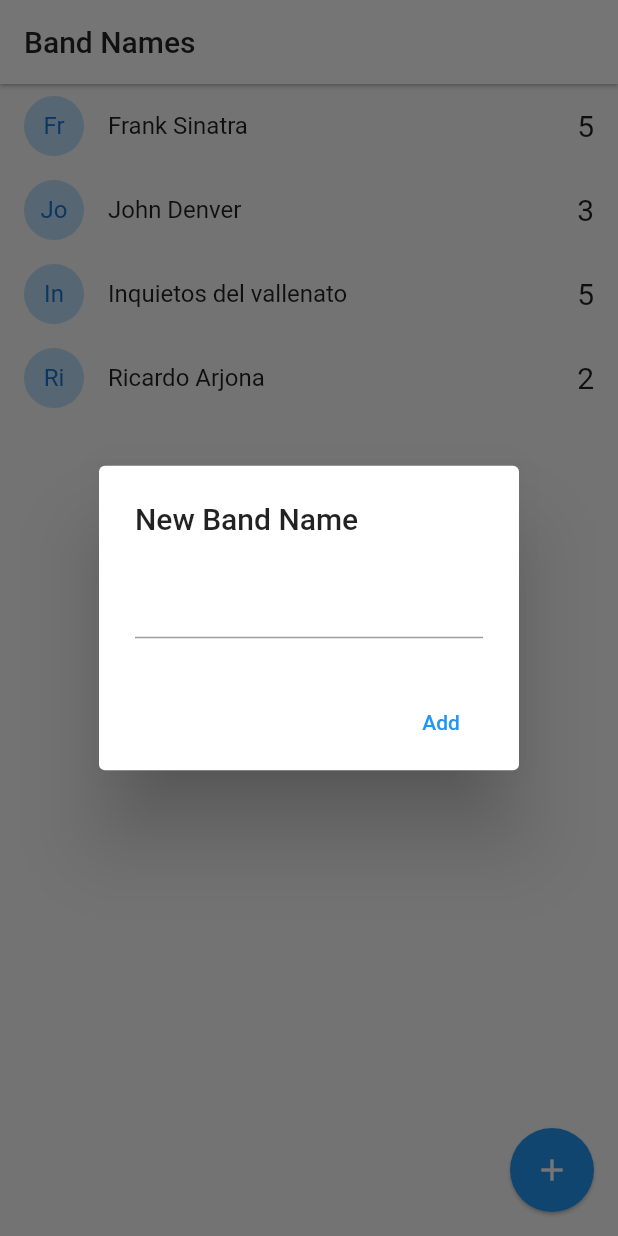
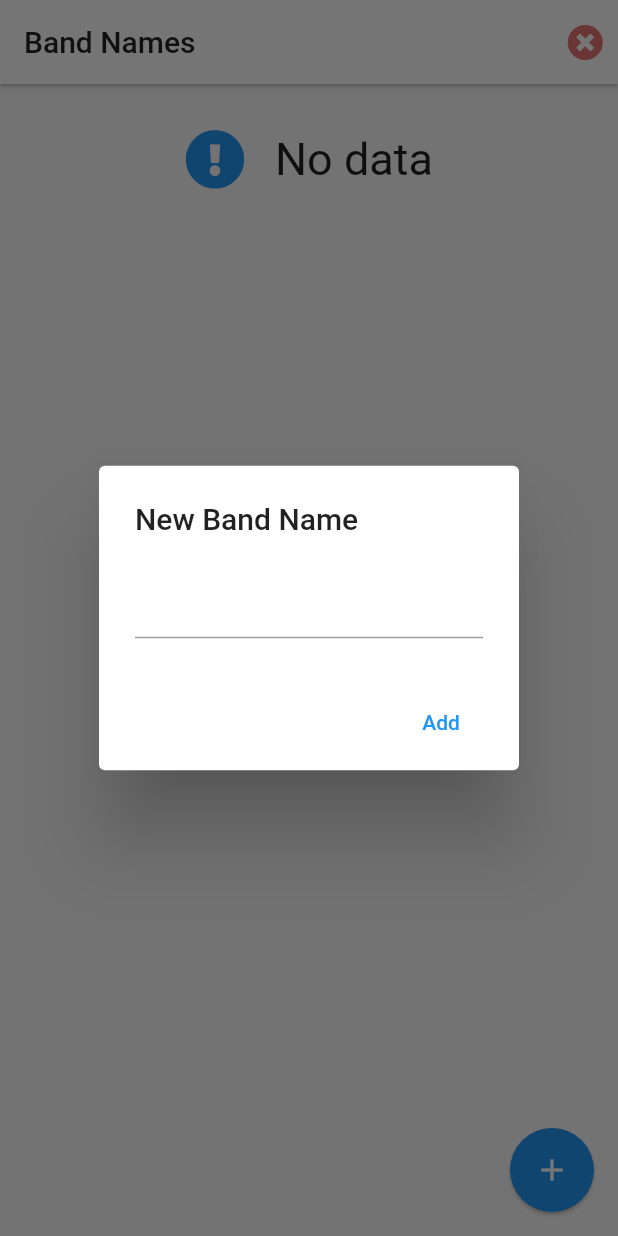
Before and after one commit to KmZSirio/flutter-band-names, a Flutter app: the screen it shows after launch, after a tap on the "add" icon, on a phone screen of 412 x 824 dp. Run offline on Flutter 3.47's test engine with Material 2 defaults, Android fonts, the phone set to English and light mode, and no system bars; our stand-ins replace font_awesome_flutter, pie_chart, socket_io_client; network calls fail.

Commit message:
App terminada

```diff
--- a/lib/main.dart
+++ b/lib/main.dart
@@ -1,18 +1,27 @@
 import 'package:band_names/src/pages/home_page.dart';
+import 'package:band_names/src/pages/status_page.dart';
+import 'package:band_names/src/services/socket_service.dart';
 import 'package:flutter/material.dart';
+import 'package:provider/provider.dart';
 
 void main() => runApp(MyApp());
 
 class MyApp extends StatelessWidget {
   @override
   Widget build(BuildContext context) {
-    return MaterialApp(
-      title: 'Band Names',
-      debugShowCheckedModeBanner: false,
-      initialRoute: "home",
-      routes: {
-        "home" : (_) => HomePage()
-      },
+    return MultiProvider(
+      providers: [
+        ChangeNotifierProvider(create: (context) => SocketService())
+      ],
+      child: MaterialApp(
+        title: 'Band Names',
+        debugShowCheckedModeBanner: false,
+        initialRoute: "home",
+        routes: {
+          "home" : (_) => HomePage(),
+          "status" : (_) => StatusPage(),
+        },
+      ),
     );
   }
 }
--- a/lib/src/models/band.dart
+++ b/lib/src/models/band.dart
@@ -15,9 +15,9 @@ class Band {
   //Crear objetos a partir del map recibido del backend
   factory Band.fromMap( Map<String, dynamic> obj)
     => Band(
-      id: obj["id"],
-      name: obj["name"],
-      votes: obj["votes"],
+      id:    obj.containsKey("id")    ? obj["id"]    : "no-id",
+      name:  obj.containsKey("name")  ? obj["name"]  : "no-name",
+      votes: obj.containsKey("votes") ? obj["votes"] : "no-votes",
     );
 
 }
--- a/lib/src/pages/home_page.dart
+++ b/lib/src/pages/home_page.dart
@@ -2,10 +2,13 @@ import 'dart:io';
 
 import 'package:flutter/cupertino.dart';
 import 'package:flutter/material.dart';
+import 'package:pie_chart/pie_chart.dart';
 
+import 'package:provider/provider.dart';
 import 'package:font_awesome_flutter/font_awesome_flutter.dart';
 
 import 'package:band_names/src/models/band.dart';
+import 'package:band_names/src/services/socket_service.dart';
 
 class HomePage extends StatefulWidget {
 
@@ -15,24 +18,65 @@ class HomePage extends StatefulWidget {
 
 class _HomePageState extends State<HomePage> {
 
-  List<Band> bands = [
-    Band(id: "1", name: "Frank Sinatra", votes: 5),
-    Band(id: "2", name: "John Denver", votes: 3),
-    Band(id: "3", name: "Inquietos del vallenato", votes: 5),
-    Band(id: "4", name: "Ricardo Arjona", votes: 2),
-  ];
+  List<Band> bands = [];
+
+  @override
+  void initState() {
+    final socketService = Provider.of<SocketService>(context, listen: false);
+
+    socketService.socket.on( "active-bands", _handleActiveBands );
+
+    super.initState();
+  }
+
+  _handleActiveBands(dynamic payload) {
+
+    this.bands = ( payload as List )
+      .map( (band) => Band.fromMap(band) )
+      .toList();
+
+    setState(() {});
+  }
+
+  // En caso de necesitar destruir esta page, off para dejar de escuchar active-bands
+  // @override
+  // void dispose() {
+  //   final socketService = Provider.of<SocketService>(context, listen: false);
+  //   socketService.socket.off("active-bands");
+  //   super.dispose();
+  // }
 
   @override
   Widget build(BuildContext context) {
+
+    final socketService = Provider.of<SocketService>(context);
+
     return Scaffold(
       appBar: AppBar(
         title: Text("Band Names", style: TextStyle(color: Colors.black87)),
         backgroundColor: Colors.white,
         elevation: 1,
+        actions: [
+          Container(
+            margin: EdgeInsets.only(right: 10),
+            child: ( socketService.serverStatus == ServerStatus.Online )
+              ? Icon( FontAwesomeIcons.solidCheckCircle, color: Colors.green[300] )
+              : Icon( FontAwesomeIcons.solidTimesCircle, color: Colors.red[300] ),
+          )
+        ],
       ),
-      body: ListView.builder(
-        itemCount: bands.length,
-        itemBuilder: (context, i) => _bandTile(bands[i])
+      body: Column(
+        children: [
+
+          _showGraph(),
+
+          Expanded(
+            child: ListView.builder(
+              itemCount: bands.length,
+              itemBuilder: (context, i) => _bandTile(bands[i])
+            ),
+          )
+        ],
       ),
       floatingActionButton: FloatingActionButton(
         child: Icon(Icons.add),
@@ -45,12 +89,13 @@ class _HomePageState extends State<HomePage> {
   }
 
   Widget _bandTile(Band band) {
+
+    final socketService = Provider.of<SocketService>(context, listen: false);
+
     return Dismissible(
       key: Key(band.id),
       direction: DismissDirection.startToEnd,
-      onDismissed: (direction) {
-        // TODO: Llamar el borrado en el sv
-      },
+      onDismissed: (_) => socketService.socket.emit( "delete-band", { "id": band.id } ),
       background: Container(
         color: Colors.red[400],
         padding: EdgeInsets.only(left: 10),
@@ -70,7 +115,7 @@ class _HomePageState extends State<HomePage> {
         ),
         title: Text(band.name),
         trailing: Text("${band.votes}", style: TextStyle(fontSize: 20)),
-        onTap: (){},
+        onTap: () => socketService.socket.emit( "vote-band", {"id": band.id} ),
       ),
     );
   }
@@ -82,7 +127,7 @@ class _HomePageState extends State<HomePage> {
     if (Platform.isAndroid){
       return showDialog(
         context: context,
-        builder: (context) {
+        builder: (_) {
           return AlertDialog(
             title: Text("New Band Name"),
             content: TextField(
@@ -132,12 +177,80 @@ class _HomePageState extends State<HomePage> {
 
   void addBandToList( String name ) {
     if ( name.length > 1 ) {
-      this.bands.add( new Band(id: DateTime.now().toString(), name: name, votes: 0 ) );
-      setState(() {});
-    } else {
 
+      final socketService = Provider.of<SocketService>(context, listen: false);
+      socketService.socket.emit( "add-band", { "name": name } );
     }
 
     Navigator.pop(context);
   }
+
+  Widget _showGraph() {
+
+    Map<String, double> dataMap = {};
+    bands.forEach((band) {
+      dataMap.putIfAbsent( band.name, () => band.votes.toDouble() );
+    });
+
+    final List<Color> colorList = [
+      Colors.blue[300],
+      Colors.green[300],
+      Colors.yellow[300],
+      Colors.red[300],
+      Colors.orange[300],
+      Colors.black26,
+      Colors.blueGrey[300],
+      Colors.pink[300],
+    ];
+
+    if ( dataMap.isNotEmpty ) {
+      return Container(
+        width: double.infinity,
+        height: 250,
+        child: PieChart(
+          dataMap: dataMap,
+          animationDuration: Duration(milliseconds: 800),
+          chartLegendSpacing: 64,
+          chartRadius: MediaQuery.of(context).size.width / 3,
+          colorList: colorList,
+          initialAngleInDegree: 0,
+          chartType: ChartType.ring,
+          ringStrokeWidth: 10,
+          centerText: "",
+          legendOptions: LegendOptions(
+            showLegendsInRow: false,
+            legendPosition: LegendPosition.right,
+            showLegends: true,
+            legendShape: BoxShape.circle,
+            legendTextStyle: TextStyle(
+              fontWeight: FontWeight.bold,
+            ),
+          ),
+          chartValuesOptions: ChartValuesOptions(
+            showChartValueBackground: false,
+            decimalPlaces: 0,
+            showChartValues: true,
+            showChartValuesInPercentage: true,
+            showChartValuesOutside: true,
+          ),
+        ),
+      );
+    } else {
+      return Padding(
+        padding: EdgeInsets.all(30),
+        child: Row(
+          children: [
+            Icon( FontAwesomeIcons.exclamationCircle , color: Colors.blue, size: 40 ),
+            SizedBox(width: 20),
+            Text("No data", style: TextStyle(fontSize: 30, fontWeight: FontWeight.w400))
+          ],
+          mainAxisAlignment: MainAxisAlignment.center,
+          crossAxisAlignment: CrossAxisAlignment.center,
+        ),
+      );
+    }
+  }
+
+
+
 }
--- /dev/null
+++ b/lib/src/pages/status_page.dart
@@ -0,0 +1,27 @@
+import 'package:band_names/src/services/socket_service.dart';
+import 'package:flutter/material.dart';
+import 'package:provider/provider.dart';
+
+
+class StatusPage extends StatelessWidget {
+
+  @override
+  Widget build(BuildContext context) {
+
+    final socketService = Provider.of<SocketService>(context);
+
+    return Scaffold(
+      body: Center(
+        child: Text("Status: ${socketService.serverStatus}"),
+     ),
+     floatingActionButton: FloatingActionButton(
+       child: Icon(Icons.message),
+       onPressed: () {
+
+         socketService.socket.emit("emitir-mensaje", { "nombre": "Flutter", "mensaje": "Hola desde Flutter"});
+
+       },
+     ),
+   );
+  }
+}
--- /dev/null
+++ b/lib/src/services/socket_service.dart
@@ -0,0 +1,59 @@
+import 'package:flutter/material.dart';
+import 'package:socket_io_client/socket_io_client.dart' as IO;
+
+enum ServerStatus {
+  Online,
+  Offline,
+  Connecting
+}
+
+class SocketService with ChangeNotifier {
+
+  ServerStatus _serverStatus = ServerStatus.Connecting;
+  IO.Socket _socket;
+
+  ServerStatus get serverStatus => this._serverStatus;
+  IO.Socket get socket => this._socket;
+
+  SocketService() {
+    this._initConfig();
+  }
+
+  void _initConfig() {
+
+    this._socket = IO.io('http://192.168.0.26:3000',{
+      "transports": ["websocket"],
+      "autoConnect": true
+    });
+
+    this._socket.onConnect((_) {
+      _serverStatus = ServerStatus.Online;
+      notifyListeners();
+    });
+
+    this._socket.onDisconnect((_) {
+      _serverStatus = ServerStatus.Offline;
+      notifyListeners();
+    });
+
+
+
+
+
+
+
+
+
+    // socket.on("nuevo-mensaje", (payload) {
+
+      // socket.emit("emitir-mensaje", { nombre: "Sirio", clan: "Busta"});   // Web
+
+      // print("Nuevo mensaje!!");
+      // print("Nombre: " + payload["nombre"]);
+      // print("Clan: " + payload["clan"]);
+      // print( payload.containsKey("otro") ? payload["otro"] : "Nada mas" );   // Verificar si existe y evitar error
+    // });
+
+  }
+
+}
--- a/pubspec.yaml
+++ b/pubspec.yaml
@@ -29,6 +29,9 @@ dependencies:
   # Use with the CupertinoIcons class for iOS style icons.
   cupertino_icons: ^1.0.0
   font_awesome_flutter: ^8.11.0
+  socket_io_client: ^0.9.12
+  provider: ^4.3.2+3
+  pie_chart: ^4.0.1
 
 dev_dependencies:
   flutter_test:
```
Also changed, not shown: pubspec.lock.
